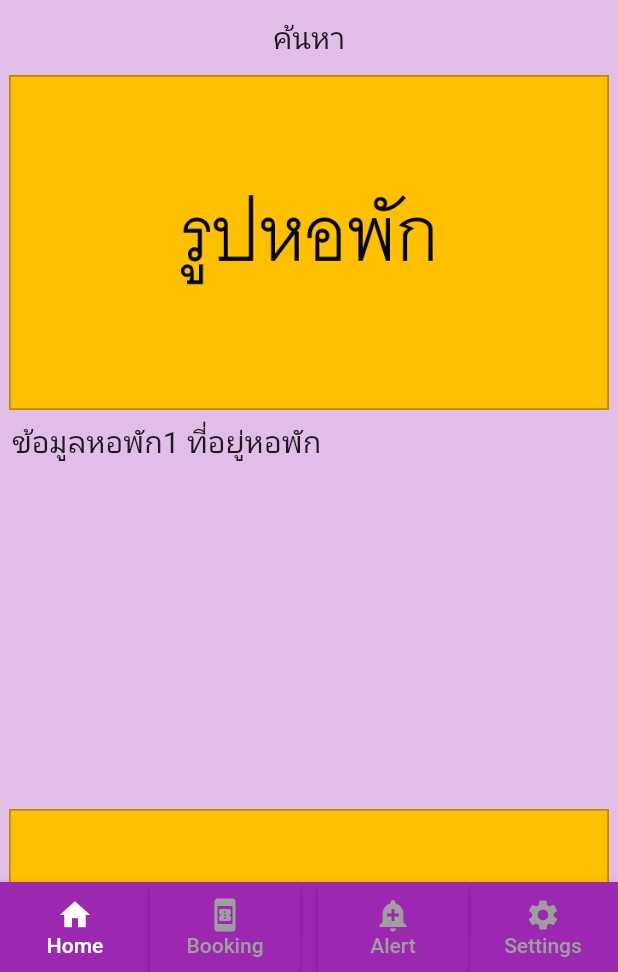
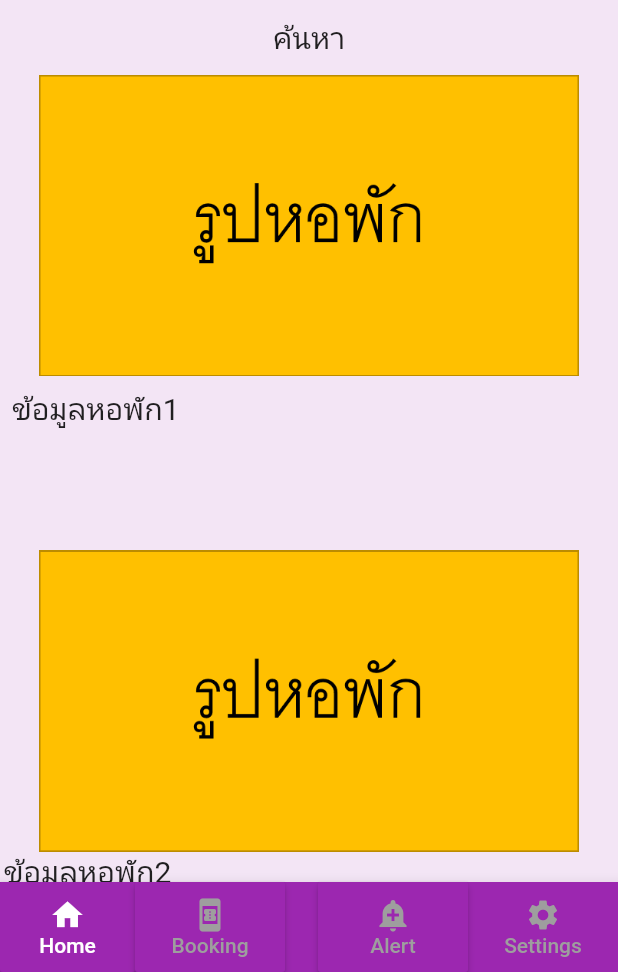
Before and after one commit to Poom2541/baruhorpak, a Flutter app: the HomePage screen opened by its route, on a phone screen of 412 x 824 dp, the part 264-1236 px from its top. Run offline on Flutter 3.47's test engine with Material 2 defaults, Android fonts, the phone set to English and light mode, and no system bars; our stand-ins replace firebase_auth, firebase_core; accounts and stored records are empty.

Commit message:
แก้ไหม่ ล่าสุด 17/12/263

```diff
--- a/lib/page/profile.dart
+++ b/lib/page/alert.dart
@@ -2,12 +2,12 @@ import 'package:bsruhorpak/login2.dart';
 import 'package:firebase_auth/firebase_auth.dart';
 import 'package:flutter/material.dart';
 
-class Profile extends StatefulWidget {
+class Alert extends StatefulWidget {
   @override
-  _ProfileState createState() => _ProfileState();
+  _AlertState createState() => _AlertState();
 }
 
-class _ProfileState extends State<Profile> {
+class _AlertState extends State<Alert> {
   final FirebaseAuth _auth = FirebaseAuth.instance;
    void signOut(BuildContext context) {
     _auth.signOut();
--- a/lib/page/home.dart
+++ b/lib/page/home.dart
@@ -47,7 +47,7 @@ class _HomeState extends State<Home> {
                 Expanded(
                   child: SingleChildScrollView(
                     child: Container(
-                      color: Colors.purple[100],
+                      color: Colors.purple[50],
                       child: Column(
                         children: [
                           Row(
@@ -69,16 +69,16 @@ class _HomeState extends State<Home> {
                             children: [
                               Image.asset(
                                 'assets/รูปภาพ1.png',
-                                width: 400,
+                                width: 360,
                               ),
                               Padding(
                                 padding: const EdgeInsets.all(8),
                                 child: SizedBox(
-                                  height: 250,
+                                  height: 100,
                                   child: Align(
                                     alignment: Alignment.topLeft,
                                     child: Text(
-                                      "ข้อมูลหอพัก1 ที่อยู่หอพัก",
+                                      "ข้อมูลหอพัก1 ",
                                       textAlign: TextAlign.left,
                                       style: TextStyle(fontSize: 20),
                                     ),
@@ -87,16 +87,34 @@ class _HomeState extends State<Home> {
                               ),
                               Image.asset(
                                 'assets/รูปภาพ1.png',
-                                width: 400,
+                                width: 360,
                               ),
                               SizedBox(
-                                height: 250,
+                                height: 100,
                                 child: Align(
                                   alignment: Alignment.topLeft,
                                   child: Text(
-                                    "ข้อมูลหอพัก2",
+                                    "ข้อมูลหอพัก2 ",
                                     textAlign: TextAlign.center,
                                     style: TextStyle(fontSize: 20),
+                                  ),
+                                ),
+                              ),
+                              Image.asset(
+                                'assets/รูปภาพ1.png',
+                                width: 360,
+                              ),
+                              Padding(
+                                padding: const EdgeInsets.all(8),
+                                child: SizedBox(
+                                  height: 100,
+                                  child: Align(
+                                    alignment: Alignment.topLeft,
+                                    child: Text(
+                                      "ข้อมูลหอพัก3 ",
+                                      textAlign: TextAlign.left,
+                                      style: TextStyle(fontSize: 20),
+                                    ),
                                   ),
                                 ),
                               )
--- a/lib/page/homepage.dart
+++ b/lib/page/homepage.dart
@@ -1,8 +1,10 @@
-import 'package:bsruhorpak/page/profile.dart';
+
+
+import 'package:bsruhorpak/page/alert.dart';
 import 'package:bsruhorpak/page/settings.dart';
 
 import 'package:flutter/material.dart';
-import 'chat.dart';
+import 'reserve.dart';
 import 'home.dart';
 
 class HomePage extends StatefulWidget {
@@ -16,8 +18,8 @@ class _HomePageState extends State<HomePage> {
   int currentTab = 0; // to keep track of active tab index
   final List<Widget> screens = [
     Home(),
-    Chat(),
-    Profile(),
+    Reserve(),
+    Alert(),
     Settings(),
   ]; // to store nested tabs
   final PageStorageBucket bucket = PageStorageBucket();
@@ -26,6 +28,7 @@ class _HomePageState extends State<HomePage> {
   @override
   Widget build(BuildContext context) {
     return Scaffold(
+      resizeToAvoidBottomPadding: false,
       body: PageStorage(
         child: currentScreen,
         bucket: bucket,
@@ -50,7 +53,7 @@ class _HomePageState extends State<HomePage> {
                 children: <Widget>[
                   MaterialButton(
                     color: Colors.purple,
-                    minWidth: 100,
+                    minWidth: 90,
                     onPressed: () {
                       setState(() {
                         currentScreen =
@@ -80,7 +83,7 @@ class _HomePageState extends State<HomePage> {
                     onPressed: () {
                       setState(() {
                         currentScreen =
-                            Chat(); // if user taps on this dashboard tab will be active
+                            Reserve(); // if user taps on this dashboard tab will be active
                         currentTab = 1;
                       });
                     },
@@ -114,7 +117,7 @@ class _HomePageState extends State<HomePage> {
                     onPressed: () {
                       setState(() {
                         currentScreen =
-                            Profile(); // if user taps on this dashboard tab will be active
+                            Alert(); // if user taps on this dashboard tab will be active
                         currentTab = 2;
                       });
                     },
--- a/lib/page/settings.dart
+++ b/lib/page/settings.dart
@@ -37,6 +37,7 @@ class _SettingsState extends State<Settings> {
 
         ),
           body: SafeArea(
+
           child: Container(
             child: Column(
               // crossAxisAlignment: CrossAxisAlignment.start,
--- a/lib/resetpassword.dart
+++ b/lib/resetpassword.dart
@@ -49,7 +49,7 @@ class _MyResetPasswordPageState extends State<MyResetPasswordPage> {
     return InkWell(
         child: Container(
             constraints: BoxConstraints.expand(height: 50),
-            child: Text("Reset password",
+            child: Text("รีเซ็ต รหัสผ่าน ",
                 textAlign: TextAlign.center,
                 style: TextStyle(fontSize: 18, color: Colors.white)),
             decoration: BoxDecoration(
--- a/lib/singup.dart
+++ b/lib/singup.dart
@@ -36,13 +36,13 @@ class _MySignUpPageState extends State<MySignUpPage> {
 
 
         body: Container(
-            color: Colors.red[50],
+            color: Colors.purple[50],
             child: Center(
               child: Container(
                   decoration: BoxDecoration(
                       borderRadius: BorderRadius.circular(16),
                       gradient: LinearGradient(
-                          colors: [Colors.purple[100], Colors.purple[100]])),
+                          colors: [Colors.purple[50], Colors.purple[50]])),
                   margin: EdgeInsets.all(32),
                   padding: EdgeInsets.all(24),
                   child: Column(
@@ -63,7 +63,7 @@ class _MySignUpPageState extends State<MySignUpPage> {
         child: Container(
 
            constraints: BoxConstraints.expand(height: 50),
-      child: Text("Sign up",
+      child: Text("สร้างบัญชีผู้ใช้",
           textAlign: TextAlign.center,
           style: TextStyle(fontSize: 18, color: Colors.white)),
       decoration: BoxDecoration(
```
Also changed, not shown: lib/login2.dart (+4 -4 lines), lib/page/reserve.dart (renamed from lib/page/chat.dart, +4 -4 lines).
